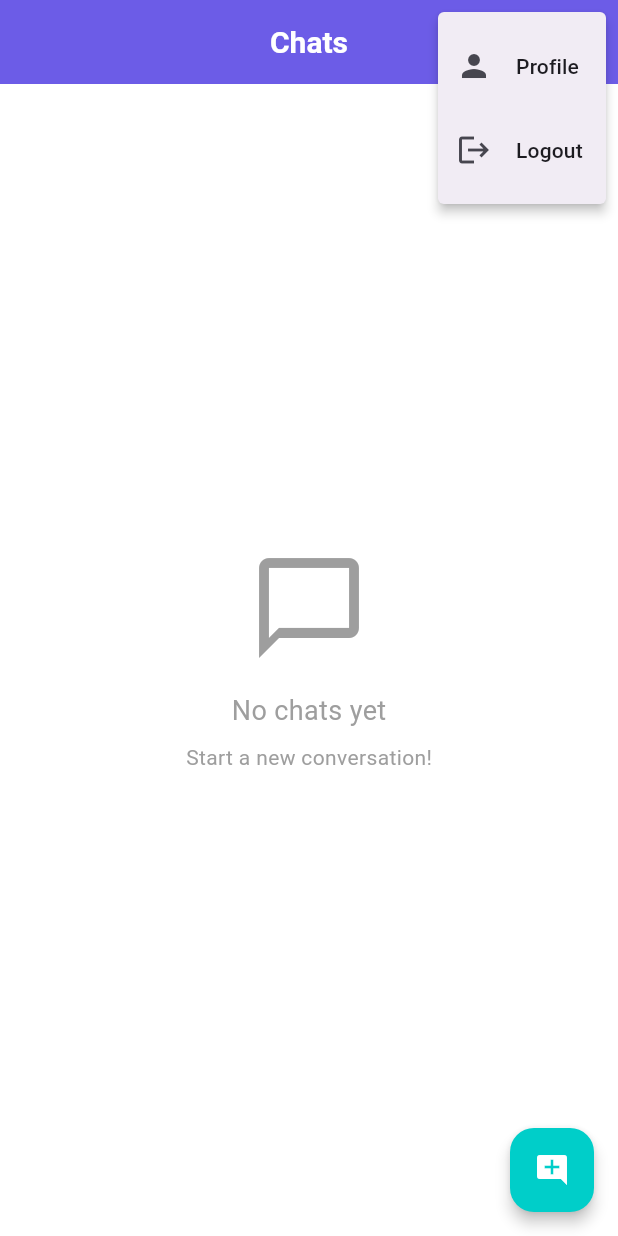
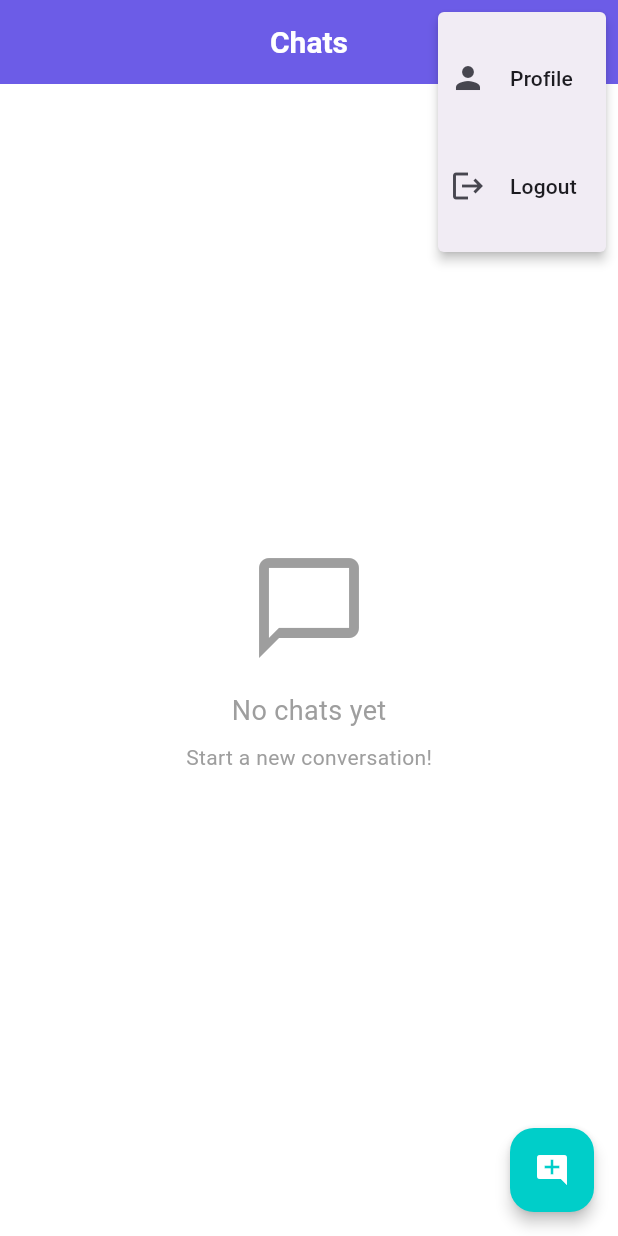
Before and after one commit to ribesh07/HamroChat, a Flutter app: the screen it shows once a user with an empty profile is signed in, after a tap on the "more vert" icon, on a phone screen of 412 x 824 dp. Run offline on Flutter 3.47's test engine with Material 3 defaults, Android fonts, the phone set to English and light mode, and no system bars; our stand-ins replace cached_network_image, cloud_firestore, email_validator, emoji_picker_flutter, firebase_auth, firebase_core and 7 more; accounts and stored records are empty; network calls fail.

```diff
--- a/lib/screens/chat/chat_list_screen.dart
+++ b/lib/screens/chat/chat_list_screen.dart
@@ -20,13 +20,13 @@ class ChatListScreen extends ConsumerWidget {
         title: const Text('Chats'),
         centerTitle: true,
         actions: [
-          IconButton(
-            icon: const Icon(Icons.search),
-            onPressed: () {
-              // Implement search functionality
-              _showSearchDialog(context, ref);
-            },
-          ),
+          // IconButton(
+          //   icon: const Icon(Icons.search),
+          //   onPressed: () {
+          //     // Implement search functionality
+          //     _showSearchDialog(context, ref);
+          //   },
+          // ),
           PopupMenuButton<String>(
             onSelected: (value) {
               if (value == 'profile') {
@@ -41,6 +41,7 @@ class ChatListScreen extends ConsumerWidget {
             },
             itemBuilder: (context) => [
               const PopupMenuItem(
+                padding: EdgeInsets.all(8),
                 value: 'profile',
                 child: ListTile(
                   leading: Icon(Icons.person),
@@ -48,6 +49,8 @@ class ChatListScreen extends ConsumerWidget {
                 ),
               ),
               const PopupMenuItem(
+
+                padding: EdgeInsets.all(8),
                 value: 'logout',
                 child: ListTile(
                   leading: Icon(Icons.logout),
@@ -250,6 +253,7 @@ class ChatListScreen extends ConsumerWidget {
         content: SizedBox(
           width: double.maxFinite,
           child: TextField(
+            scrollPhysics: BouncingScrollPhysics(),
             autofocus: true,
             decoration: const InputDecoration(
               hintText: 'Enter name or email...',
```
Also changed, not shown: lib/screens/chat/chat_room_screen.dart (+6 -4 lines).
